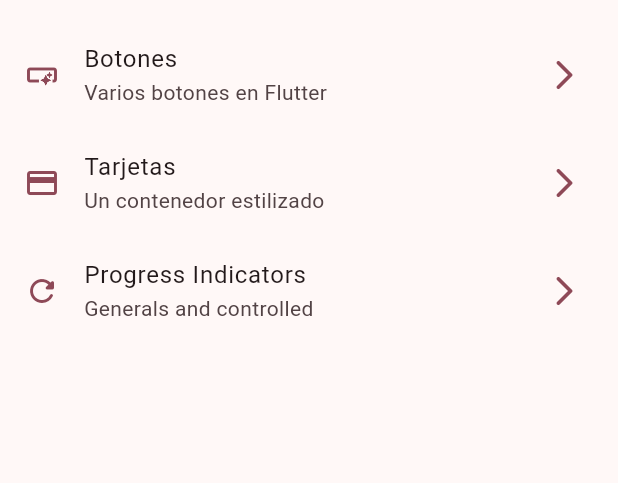
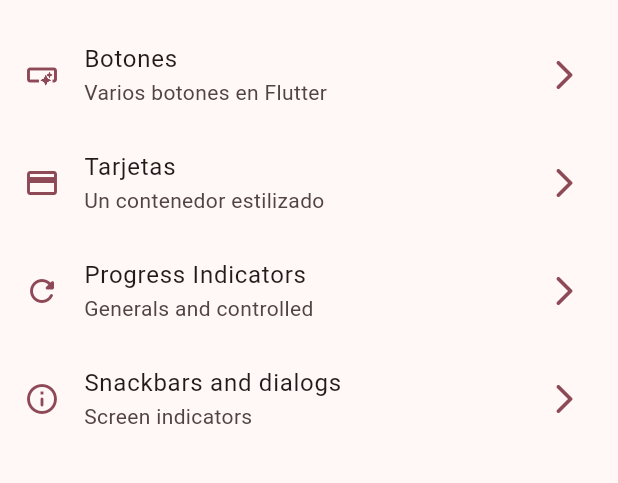
Before and after one commit to ArizHernandez/widgets_app, a Flutter app: the screen it shows after launch, on a phone screen of 412 x 824 dp, the part 63-546 px from its top. Run offline on Flutter 3.47's test engine with Material 2 defaults, Android fonts, the phone set to English and light mode, and no system bars; our stand-ins replace go_router.

Commit message:
snackbars and dialog completed

```diff
--- a/lib/config/menu/menu_items.dart
+++ b/lib/config/menu/menu_items.dart
@@ -33,4 +33,10 @@ const List<MenuItem> appMenuItems = [
     link: '/progress',
     icon: Icons.refresh_rounded,
   ),
+  MenuItem(
+    title: 'Snackbars and dialogs',
+    subTitle: 'Screen indicators',
+    link: '/snackbars',
+    icon: Icons.info_outline_rounded,
+  ),
 ];
--- a/lib/config/router/app_router.dart
+++ b/lib/config/router/app_router.dart
@@ -25,5 +25,10 @@ final appRouter = GoRouter(
       name: ProgressScreen.name,
       builder: (context, state) => const ProgressScreen(),
     ),
+    GoRoute(
+      path: '/snackbars',
+      name: SnackBarScreen.name,
+      builder: (context, state) => const SnackBarScreen(),
+    ),
   ],
 );
--- a/lib/main.dart
+++ b/lib/main.dart
@@ -11,7 +11,7 @@ class MyApp extends StatelessWidget {
   Widget build(BuildContext context) {
     return MaterialApp.router(
       debugShowCheckedModeBanner: false,
-      title: 'Material App',
+      title: 'Flutter Widgets',
       theme: AppTheme(selectedColor: 5).getTheme(),
       routerConfig: appRouter,
     );
```
Also changed, not shown: lib/presentation/screens/snack_bar/snack_bar_screen.dart (+67 -1 lines).
